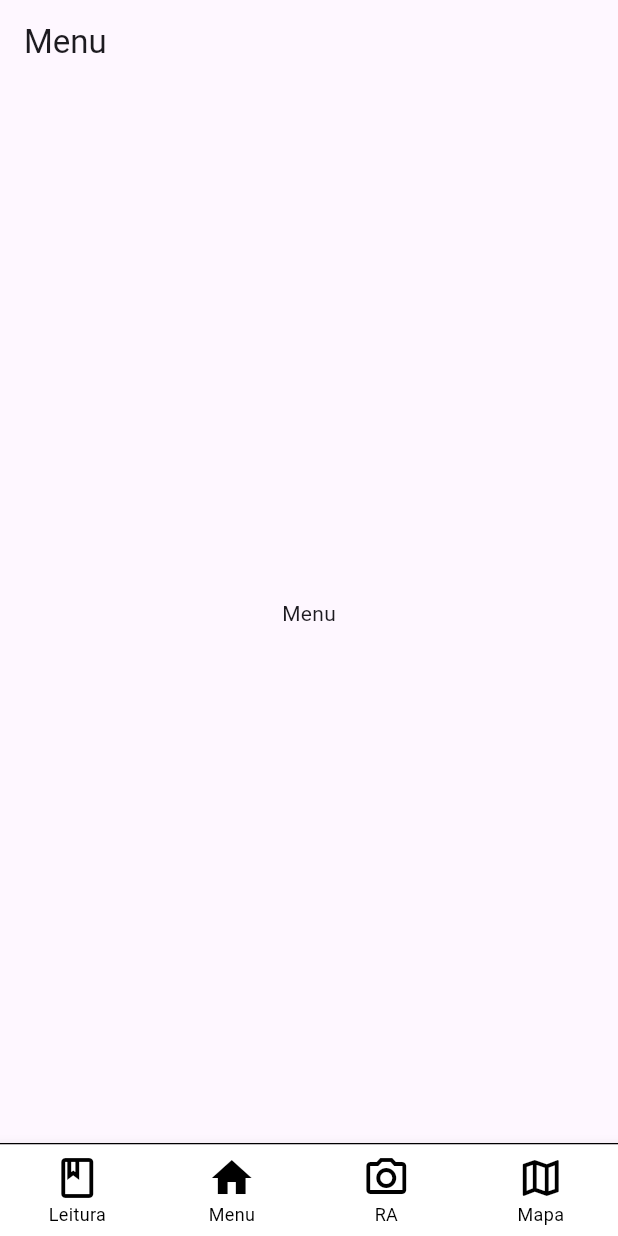
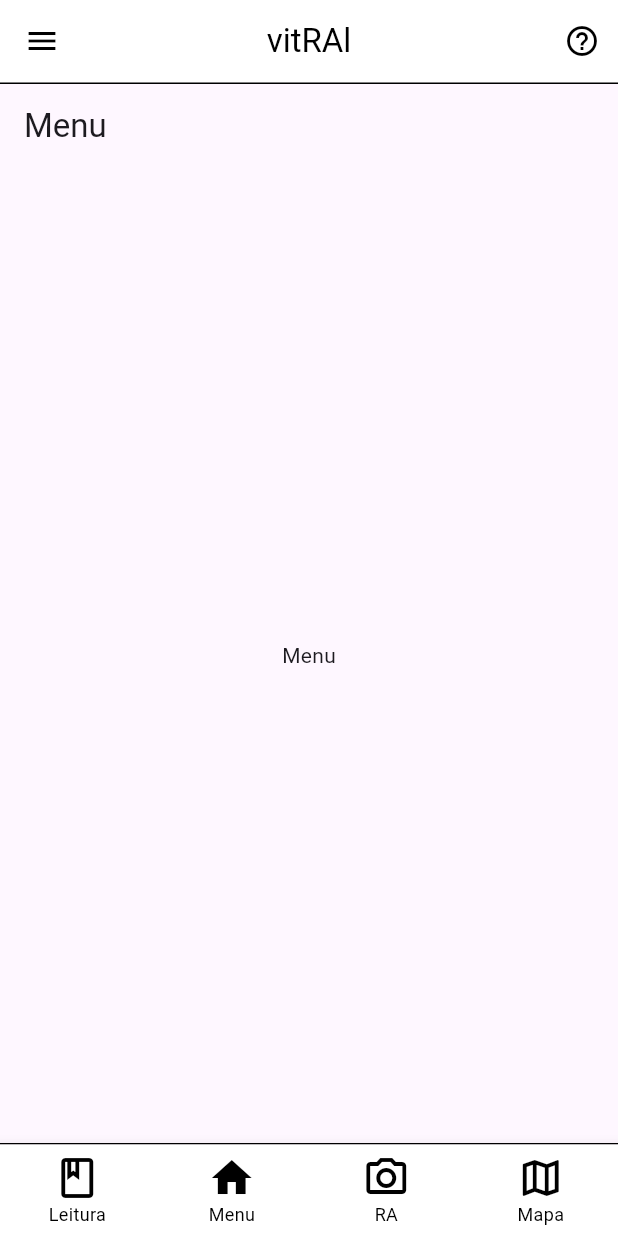
Before and after one commit to alelacerda/vitral_app, a Flutter app: the screen it shows after launch, on a phone screen of 412 x 824 dp. Run offline on Flutter 3.47's test engine with Material 3 defaults, Android fonts, the phone set to English and light mode, and no system bars.

Commit message:
feat: creates custom app bar

```diff
--- a/lib/main.dart
+++ b/lib/main.dart
@@ -3,6 +3,7 @@ import 'views/home_view.dart';
 import 'views/articles_view.dart';
 import 'views/camera_view.dart';
 import 'views/map_view.dart';
+import 'widgets/custom_app_bar.dart';
 
 void main() {
   runApp(const MainApp());
@@ -53,6 +54,13 @@ class _HomePageState extends State<HomePage> {
   @override
   Widget build(BuildContext context) {
     return Scaffold(
+      appBar: CustomAppBar(
+        title: 'vitRAl',
+        onLeftButtonPressed: () {},
+        onRightButtonPressed: () {},
+        leftIcon: Icons.menu,
+        rightIcon: Icons.help_outline,
+      ),
       body: _widgetOptions.elementAt(_selectedIndex),
       bottomNavigationBar: Container(
         decoration: const BoxDecoration(
--- /dev/null
+++ b/lib/widgets/custom_app_bar.dart
@@ -0,0 +1,50 @@
+import 'package:flutter/material.dart';
+
+class CustomAppBar extends StatelessWidget implements PreferredSizeWidget {
+  final String title;
+  final VoidCallback onLeftButtonPressed;
+  final VoidCallback onRightButtonPressed;
+  final IconData leftIcon;
+  final IconData rightIcon;
+
+  CustomAppBar({
+    required this.title,
+    required this.onLeftButtonPressed,
+    required this.onRightButtonPressed,
+    required this.leftIcon,
+    required this.rightIcon,
+  });
+
+  @override
+  Widget build(BuildContext context) {
+    return AppBar(
+      backgroundColor: Colors.white,
+      elevation: 0,
+      leading: IconButton(
+        icon: Icon(leftIcon, color: Colors.black),
+        onPressed: onLeftButtonPressed,
+      ),
+      title: Text(
+        title,
+        style: TextStyle(color: Colors.black),
+      ),
+      centerTitle: true,
+      actions: [
+        IconButton(
+          icon: Icon(rightIcon, color: Colors.black),
+          onPressed: onRightButtonPressed,
+        ),
+      ],
+      bottom: PreferredSize(
+        preferredSize: Size.fromHeight(1.0),
+        child: Container(
+          color: Colors.black,
+          height: 1.0,
+        ),
+      ),
+    );
+  }
+
+  @override
+  Size get preferredSize => Size.fromHeight(kToolbarHeight);
+}
```
